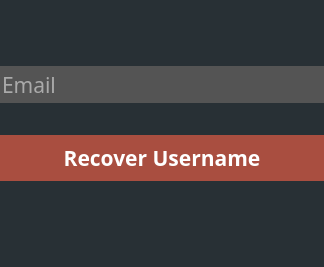
The window that recoverusername.ui (dparker2/StudyGroup) describes before a commit, drawn with Qt 5.
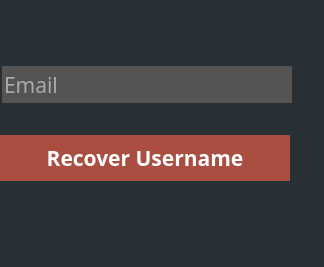
The same window after the commit.

Commit message: added x mark to show for invalid text in username recovery

The edit to the form file:
```diff
--- a/recoverusername.ui
+++ b/recoverusername.ui
@@ -31,25 +31,27 @@
     <number>60</number>
    </property>
    <item>
+    <layout class="QHBoxLayout" name="horizontalLayout">
+     <item>
     <widget class="QLineEdit" name="email_lineEdit">
      <property name="enabled">
       <bool>true</bool>
      </property>
      <property name="sizePolicy">
-      <sizepolicy hsizetype="Preferred" vsizetype="Fixed">
+        <sizepolicy hsizetype="Fixed" vsizetype="Fixed">
        <horstretch>0</horstretch>
        <verstretch>0</verstretch>
       </sizepolicy>
      </property>
      <property name="minimumSize">
       <size>
-       <width>300</width>
+         <width>290</width>
        <height>37</height>
       </size>
      </property>
      <property name="maximumSize">
       <size>
-       <width>16777215</width>
+         <width>285</width>
        <height>37</height>
       </size>
      </property>
@@ -70,13 +72,46 @@
     </widget>
    </item>
    <item>
+      <widget class="QLabel" name="invalid_icon_label">
+       <property name="sizePolicy">
+        <sizepolicy hsizetype="Fixed" vsizetype="Fixed">
+         <horstretch>0</horstretch>
+         <verstretch>0</verstretch>
+        </sizepolicy>
+       </property>
+       <property name="minimumSize">
+        <size>
+         <width>0</width>
+         <height>0</height>
+        </size>
+       </property>
+       <property name="maximumSize">
+        <size>
+         <width>20</width>
+         <height>20</height>
+        </size>
+       </property>
+       <property name="text">
+        <string/>
+       </property>
+      </widget>
+     </item>
+    </layout>
+   </item>
+   <item>
     <widget class="QPushButton" name="recover_username_btn">
      <property name="sizePolicy">
-      <sizepolicy hsizetype="Preferred" vsizetype="Fixed">
+      <sizepolicy hsizetype="Fixed" vsizetype="Fixed">
        <horstretch>0</horstretch>
        <verstretch>0</verstretch>
       </sizepolicy>
      </property>
+     <property name="maximumSize">
+      <size>
+       <width>290</width>
+       <height>16777215</height>
+      </size>
+     </property>
      <property name="font">
       <font>
        <family>Trebuchet MS</family>
```
Lines whose indentation alone changed are shown as unchanged. The commit also changes 7 other files.
